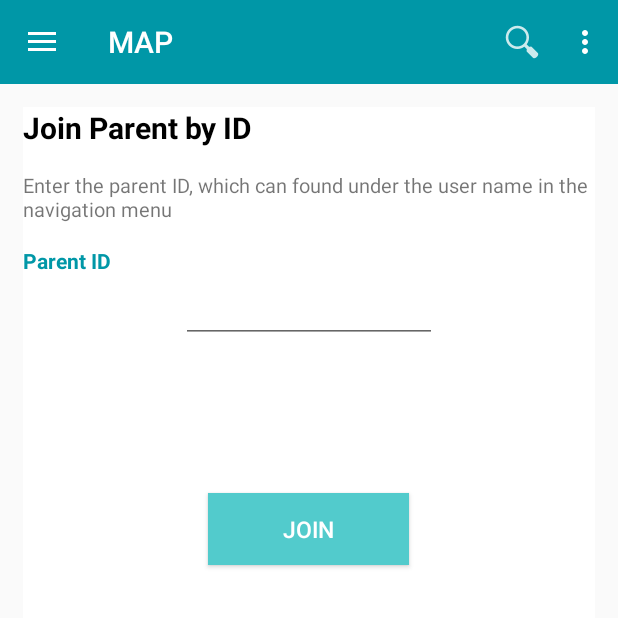
After one commit to ShaymaaEssa/ChildTracker, an Android app: the fragment JoinParentFragment placed in its activity, on a phone screen of 412 x 824 dp, the top half of it. The commit adds this screen. Run offline under Robolectric (Android 15) with nearby library versions, the phone set to English and light mode, and no system bars; our stand-ins replace Volley; 1 statement that could not run was skipped.

Commit message:
Join Parent

```diff
--- a/MyApplication/app/src/main/java/nanodegree/mal/udacity/android/childtracker/LocationUpdateService.java
+++ b/MyApplication/app/src/main/java/nanodegree/mal/udacity/android/childtracker/LocationUpdateService.java
@@ -51,7 +51,7 @@ public class LocationUpdateService extends Service implements android.location.L
     final static float UPDATE_EVERY_DISTANCE = 100f; //100 meter
 
     String url;
-    String userId = "2"; //for test
+    String userId = getApplicationContext().getSharedPreferences(MyPreferences.MY_PREFERENCES, Context.MODE_PRIVATE).getString(MyPreferences.USER_ID,"0");
 
     static {
         state = State.IDLE;
--- /dev/null
+++ b/MyApplication/app/src/main/java/nanodegree/mal/udacity/android/childtracker/activity/JoinParentFragment.java
@@ -0,0 +1,135 @@
+package nanodegree.mal.udacity.android.childtracker.activity;
+
+import android.content.Context;
+import android.os.Bundle;
+import android.support.v4.app.Fragment;
+import android.text.TextUtils;
+import android.view.LayoutInflater;
+import android.view.View;
+import android.view.ViewGroup;
+import android.widget.Button;
+import android.widget.EditText;
+import android.widget.Toast;
+
+import com.android.volley.AuthFailureError;
+import com.android.volley.Request;
+import com.android.volley.Response;
+import com.android.volley.VolleyError;
+import com.android.volley.toolbox.StringRequest;
+import com.android.volley.toolbox.Volley;
+
+import org.json.JSONException;
+import org.json.JSONObject;
+
+import java.util.HashMap;
+import java.util.Map;
+
+import nanodegree.mal.udacity.android.childtracker.MyPreferences;
+import nanodegree.mal.udacity.android.childtracker.R;
+
+/**
+ * Created by MOSTAFA on 02/11/2016.
+ */
+
+public class JoinParentFragment extends Fragment {
+
+    private Button btn_join;
+    private EditText etxt_parentId;
+    private String parentId;
+    private String userId;
+    private String url;
+
+    public JoinParentFragment() {
+        // Required empty public constructor
+    }
+
+    @Override
+    public void onCreate(Bundle savedInstanceState) {
+        super.onCreate(savedInstanceState);
+        userId = getActivity().getSharedPreferences(MyPreferences.MY_PREFERENCES, Context.MODE_PRIVATE).getString(MyPreferences.USER_ID,"0");
+    }
+
+    @Override
+    public View onCreateView(LayoutInflater inflater, ViewGroup container,
+                             Bundle savedInstanceState) {
+        View view = inflater.inflate(R.layout.fragment_joinparent, container, false);
+        btn_join = (Button)view.findViewById(R.id.btn_popup_join);
+        etxt_parentId = (EditText)view.findViewById(R.id.etxt_popup_parentid);
+        btn_join.setOnClickListener(new View.OnClickListener() {
+            @Override
+            public void onClick(View view) {
+                if (validateParentId()){
+                    insertJoiningRecord();
+                }
+            }
+        });
+
+
+        // Inflate the layout for this fragment
+        return view;
+    }
+
+    @Override
+    public void onAttach(Context context) {
+        super.onAttach(context);
+    }
+
+    @Override
+    public void onDetach() {
+        super.onDetach();
+    }
+
+    private boolean validateParentId() {
+        parentId = etxt_parentId.getText().toString();
+        if(TextUtils.isEmpty(parentId) ) {
+            etxt_parentId.setError("Please Enter Your Parent ID");
+            return false;
+        }
+        if (parentId.equals(userId)){ //the parent id can't equal userid
+            etxt_parentId.setError("You can't join yourself");
+            return false;
+        }
+
+        return true;
+    }
+
+    private void insertJoiningRecord() {
+        url = "http://medicalapp.site88.net/ChildTracker/joinfollow.php";
+        StringRequest registerUserRequest = new StringRequest(Request.Method.POST, url, new Response.Listener<String>() {
+            @Override
+            public void onResponse(String response) {
+
+                try {
+                    JSONObject responseParsing = new JSONObject(response);
+                    String resultVar = responseParsing.getString("result");
+                    if (resultVar.contains("Joined Successfully")){
+                        Toast.makeText(getActivity(), "Joined Successfully", Toast.LENGTH_SHORT).show();
+
+                    }else {
+                        Toast.makeText(getActivity(), resultVar, Toast.LENGTH_SHORT).show();
+                    }
+                } catch (JSONException e) {
+                    Toast.makeText(getActivity(), "Error in Json Handling", Toast.LENGTH_SHORT).show();
+                    e.printStackTrace();
+                }
+
+            }
+
+        }, new Response.ErrorListener() {
+            @Override
+            public void onErrorResponse(VolleyError error) {
+                Toast.makeText(getActivity(), error.getMessage(), Toast.LENGTH_LONG).show();
+            }
+        }){
+            @Override
+            protected Map<String, String> getParams() throws AuthFailureError {
+                HashMap map  = new HashMap();
+                map.put("parent_id",parentId);
+                map.put("user_id",userId);
+                return map;
+            }
+        };
+
+        Volley.newRequestQueue(getActivity()).add(registerUserRequest);
+    }
+}
--- /dev/null
+++ b/MyApplication/app/src/main/res/layout/fragment_joinparent.xml
@@ -0,0 +1,62 @@
+<?xml version="1.0" encoding="utf-8"?>
+<LinearLayout xmlns:android="http://schemas.android.com/apk/res/android"
+    android:orientation="vertical" android:layout_width="match_parent"
+    android:layout_height="match_parent"
+    android:background="@color/white"
+    android:layout_margin="15dp">
+    <TextView
+        android:layout_width="wrap_content"
+        android:layout_height="wrap_content"
+        android:id="@+id/txt_popup_title"
+        android:text="@string/txt_popup_title"
+        android:textSize="20sp"
+        android:textStyle="bold"
+        android:textColor="@color/black"/>
+    <TextView
+        android:layout_width="wrap_content"
+        android:layout_height="wrap_content"
+        android:id="@+id/txt_popup_description"
+        android:text="@string/txt_popup_description"
+        android:layout_marginTop="15dp"
+        android:textStyle="normal"
+        android:textSize="13dp"
+        />
+
+    <TextView
+        android:layout_width="wrap_content"
+        android:layout_height="wrap_content"
+        android:id="@+id/txt_popup_parentid"
+        android:text="@string/txt_popup_parentid"
+        android:textColor="@color/colorPrimary"
+        android:layout_marginTop="15dp"
+        android:textStyle="bold"/>
+
+    <EditText
+        android:layout_width="wrap_content"
+        android:layout_height="wrap_content"
+        android:id="@+id/etxt_popup_parentid"
+        android:ems="8"
+        android:textColor="@color/colorPrimary"
+        android:textStyle="bold"
+        android:inputType="number"
+        android:layout_gravity="center"
+        android:digits="0123456789"
+        />
+
+
+        <Button
+            android:layout_width="wrap_content"
+            android:layout_height="wrap_content"
+            android:id="@+id/btn_popup_join"
+            android:text="@string/btn_popup_join"
+            android:layout_marginTop="100dp"
+            android:background="@color/Cyan"
+            android:textColor="@color/white"
+            android:paddingLeft="50dp"
+            android:paddingRight="50dp"
+            android:textSize="15sp"
+            android:layout_gravity="center"
+            />
+
+
+</LinearLayout>
--- a/MyApplication/app/src/main/res/layout/fragment_places.xml
+++ b/MyApplication/app/src/main/res/layout/fragment_places.xml
@@ -4,7 +4,7 @@
     android:layout_width="match_parent"
     android:layout_height="match_parent"
     android:orientation="vertical"
-    tools:context="nanodegree.mal.udacity.android.childtracker.activity.PlacesFragment">
+    tools:context="nanodegree.mal.udacity.android.childtracker.activity.JoinParentFragment">
 
 
     <TextView
--- a/MyApplication/app/src/main/res/values/colors.xml
+++ b/MyApplication/app/src/main/res/values/colors.xml
@@ -20,4 +20,5 @@
     <color name="navigationBarColor">#000000</color>
     <color name="colorAccent">#FF80AB</color>
     <color name="red">#C62828</color>
+    <color name="black">#000000</color>
 </resources>
--- a/MyApplication/app/src/main/res/values/strings.xml
+++ b/MyApplication/app/src/main/res/values/strings.xml
@@ -18,7 +18,7 @@
     <string name="btn_login_login">Login</string>
     <string name="navigation_item_map">Map</string>
     <string name="navigation_item_places">Places</string>
-    <string name="navigation_item_joinmember">Join A Member</string>
+    <string name="navigation_item_joinmember">Join A Parent</string>
     <string name="navigation_item_invitefriend">Invite A Friend</string>
     <string name="action_search">Search</string>
 
@@ -27,19 +27,24 @@
 
     <string name="drawer_open">Open</string>
     <string name="drawer_close">Close</string>
+    <string name="txt_popup_title">Join Parent by ID</string>
+    <string name="txt_popup_description">Enter the parent ID, which can found under the user name in the navigation menu</string>
+    <string name="txt_popup_parentid">Parent ID</string>
+    <string name="btn_popup_cancel">Cancel</string>
+    <string name="btn_popup_join">Join</string>
 
 
     <!-- navigation drawer item labels  -->
     <string-array name="nav_drawer_labels">
         <item>@string/navigation_item_map</item>
-        <item>@string/navigation_item_places</item>
+        <!--<item>@string/navigation_item_places</item>-->
         <item>@string/navigation_item_joinmember</item>
         <item>@string/navigation_item_invitefriend</item>
     </string-array>
 
     <integer-array name="nav_drawer_icons">
         <item>@drawable/map</item>
-        <item>@drawable/places</item>
+        <!--<item>@drawable/places</item>-->
         <item>@drawable/joinmember</item>
         <item>@drawable/addfriend</item>
     </integer-array>
```
Also changed, not shown: MyApplication/app/src/main/java/nanodegree/mal/udacity/android/childtracker/TestActivity.java (+28 -7 lines), MyApplication/app/src/main/java/nanodegree/mal/udacity/android/childtracker/activity/MainFragment.java (+0 -11 lines), MyApplication/app/src/main/java/nanodegree/mal/udacity/android/childtracker/activity/PlacesFragment.java (deleted, +0 -46 lines).
